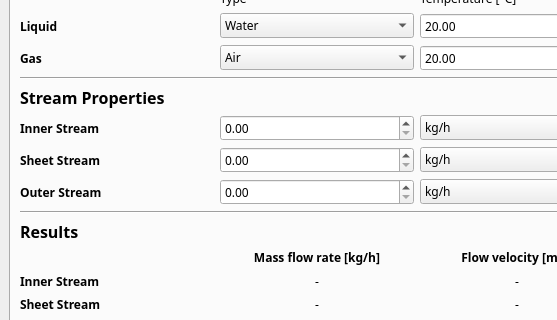
Qt form GUI/mainWindow.ui (realize-1337/Atomizer-Toolbox) before a commit; both pictures show x 0 to 557 and y 329 to 649 of the 1034 by 900 pixel window.
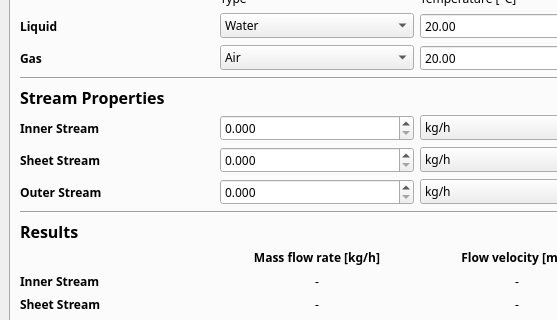
The same form after that commit.

Commit message: increased decimals in input and fix in bulk export

The edit to the form file:
```diff
--- a/GUI/mainWindow.ui
+++ b/GUI/mainWindow.ui
@@ -768,6 +768,9 @@
           </item>
           <item row="2" column="2">
            <widget class="QDoubleSpinBox" name="sheetStreamValue">
+            <property name="decimals">
+             <number>3</number>
+            </property>
             <property name="maximum">
              <double>10000.000000000000000</double>
             </property>
@@ -804,6 +807,9 @@
           </item>
           <item row="3" column="2">
            <widget class="QDoubleSpinBox" name="outerStreamValue">
+            <property name="decimals">
+             <number>3</number>
+            </property>
             <property name="maximum">
              <double>10000.000000000000000</double>
             </property>
@@ -811,6 +817,9 @@
           </item>
           <item row="1" column="2">
            <widget class="QDoubleSpinBox" name="innerStreamValue">
+            <property name="decimals">
+             <number>3</number>
+            </property>
             <property name="maximum">
              <double>10000.000000000000000</double>
             </property>
```
The commit also changes 3 other files.
